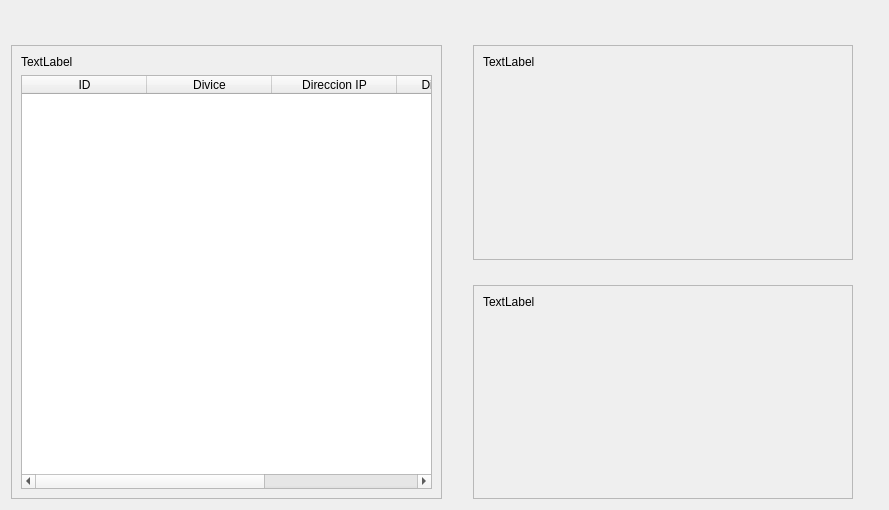
Skop-22/ControlAnchoBanda-Pyside6, file GUI/Interface/VentanaPrin2.ui: the form before one commit.
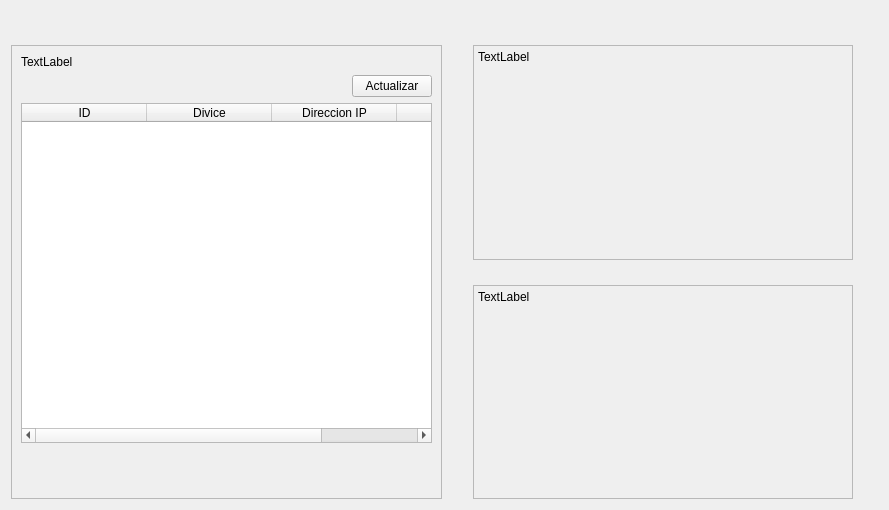
The form after the commit. Custom widgets are drawn as their Qt base class.

Commit message: Configuración para el rastreo de los dispositivos conectados  En la rama Version-Fluent  Cambios a ser confirmados: 	modificados:     FunWin/VentanaCasa.py 	modificados:     GUI/Interface/VentanaPrin2.ui 	modificados:     GUI/ui_VentanaPrin2.py 	modificados:     Rutas/ruta.py 	modificados:     main.py

What changed in the file:
```diff
--- a/GUI/Interface/VentanaPrin2.ui
+++ b/GUI/Interface/VentanaPrin2.ui
@@ -26,7 +26,21 @@
       <enum>QFrame::Raised</enum>
      </property>
      <layout class="QGridLayout" name="gridLayout">
-      <item row="1" column="0">
+      <item row="1" column="0" alignment="Qt::AlignRight">
+       <widget class="PushButton" name="Actualizar">
+        <property name="text">
+         <string>Actualizar</string>
+        </property>
+       </widget>
+      </item>
+      <item row="0" column="0">
+       <widget class="TitleLabel" name="label">
+        <property name="text">
+         <string>TextLabel</string>
+        </property>
+       </widget>
+      </item>
+      <item row="2" column="0">
        <widget class="TableWidget" name="tableWidget">
         <attribute name="horizontalHeaderCascadingSectionResizes">
          <bool>false</bool>
@@ -64,11 +78,6 @@
           <string>Direccion IP</string>
          </property>
         </column>
-        <column>
-         <property name="text">
-          <string>Direccion Mac</string>
-         </property>
-        </column>
         <column>
          <property name="text">
           <string>Estado</string>
@@ -76,11 +85,34 @@
         </column>
        </widget>
       </item>
-      <item row="0" column="0">
-       <widget class="TitleLabel" name="label">
-        <property name="text">
-         <string>TextLabel</string>
+      <item row="3" column="0">
+       <widget class="QWidget" name="widget_4" native="true">
+        <property name="minimumSize">
+         <size>
+          <width>0</width>
+          <height>40</height>
+         </size>
         </property>
+        <layout class="QGridLayout" name="gridLayout_7">
+         <property name="leftMargin">
+          <number>0</number>
+         </property>
+         <property name="topMargin">
+          <number>0</number>
+         </property>
+         <property name="rightMargin">
+          <number>0</number>
+         </property>
+         <property name="bottomMargin">
+          <number>0</number>
+         </property>
+         <property name="spacing">
+          <number>0</number>
+         </property>
+         <item row="0" column="0">
+          <layout class="QGridLayout" name="Progeso"/>
+         </item>
+        </layout>
        </widget>
       </item>
      </layout>
@@ -119,8 +151,20 @@
          <enum>QFrame::Raised</enum>
         </property>
         <layout class="QGridLayout" name="gridLayout_4">
-         <property name="verticalSpacing">
-          <number>0</number>
+         <property name="leftMargin">
+          <number>4</number>
+         </property>
+         <property name="topMargin">
+          <number>4</number>
+         </property>
+         <property name="rightMargin">
+          <number>4</number>
+         </property>
+         <property name="bottomMargin">
+          <number>4</number>
+         </property>
+         <property name="spacing">
+          <number>4</number>
          </property>
          <item row="0" column="0" alignment="Qt::AlignTop">
           <widget class="TitleLabel" name="label_2">
@@ -171,6 +215,21 @@
          <enum>QFrame::Raised</enum>
         </property>
         <layout class="QGridLayout" name="gridLayout_5">
+         <property name="leftMargin">
+          <number>4</number>
+         </property>
+         <property name="topMargin">
+          <number>4</number>
+         </property>
+         <property name="rightMargin">
+          <number>4</number>
+         </property>
+         <property name="bottomMargin">
+          <number>4</number>
+         </property>
+         <property name="spacing">
+          <number>4</number>
+         </property>
          <item row="0" column="0" alignment="Qt::AlignTop">
           <widget class="TitleLabel" name="label_3">
            <property name="text">
@@ -233,6 +292,11 @@
    <extends>QLabel</extends>
    <header location="global">qfluentwidgets</header>
   </customwidget>
+  <customwidget>
+   <class>PushButton</class>
+   <extends>QPushButton</extends>
+   <header location="global">qfluentwidgets</header>
+  </customwidget>
  </customwidgets>
  <resources/>
  <connections/>
```
The commit also changes 4 other files.
